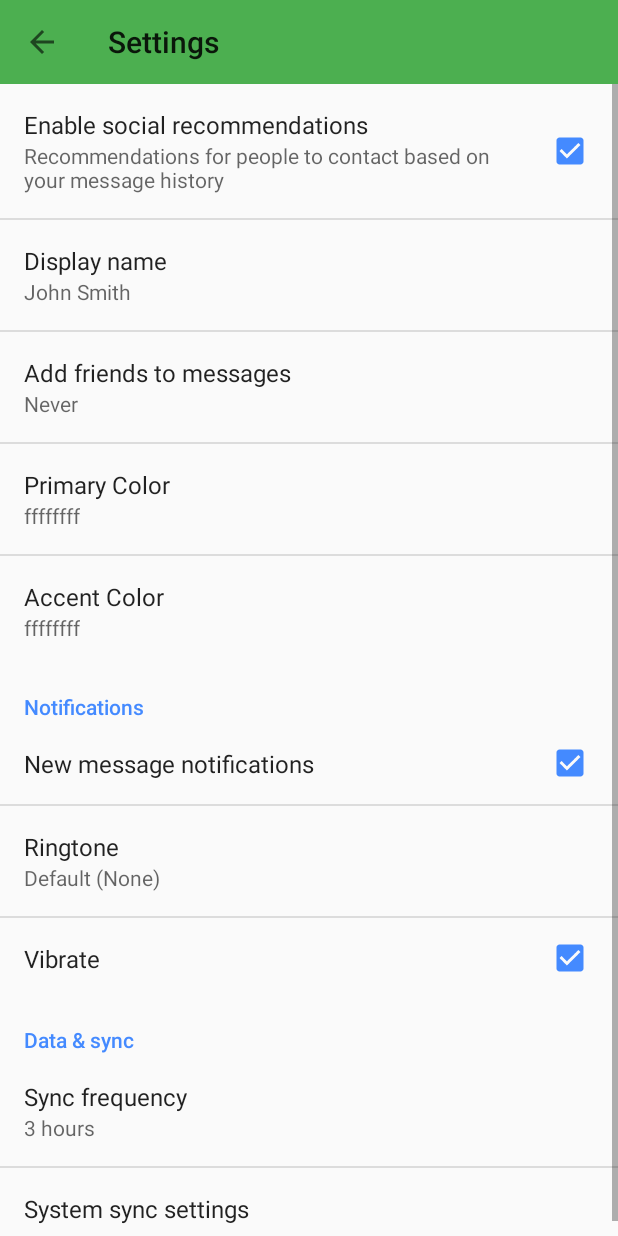
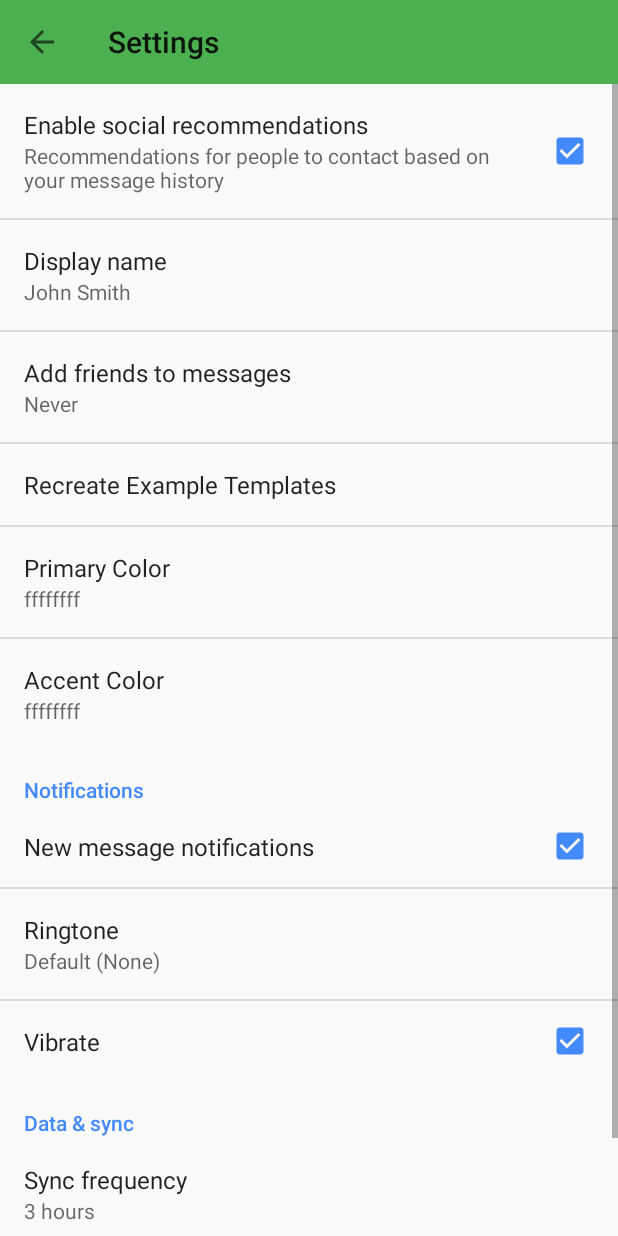
Before and after one commit to dallinski/MassText, an Android app: the screen it shows after launch (SettingsActivity), in the options menu, after a tap on "Settings", on a phone screen of 412 x 824 dp. Run offline under Robolectric (Android 15) with nearby library versions, the phone set to English and light mode, and no system bars; libraries missing offline, so code that uses them is left out: com.gc.materialdesign, com.getbase.floatingactionbutton, com.orm, net.danlew.android; 14 statements that could not run were skipped.

Commit message:
Example templates

```diff
--- a/app/src/main/AndroidManifest.xml
+++ b/app/src/main/AndroidManifest.xml
@@ -5,6 +5,7 @@
     <uses-permission android:name="android.permission.GET_ACCOUNTS" />
     <uses-permission android:name="android.permission.READ_CONTACTS" />
     <uses-permission android:name="android.permission.SEND_SMS" />
+    <uses-permission android:name="com.android.vending.BILLING" />
 
     <application
         android:name="com.orm.SugarApp"
--- a/app/src/main/java/com/dallinc/masstexter/SettingsActivity.java
+++ b/app/src/main/java/com/dallinc/masstexter/SettingsActivity.java
@@ -24,9 +24,11 @@ import android.view.MenuItem;
 import android.support.v4.app.NavUtils;
 import android.view.View;
 import android.widget.LinearLayout;
+import android.widget.Toast;
 
 
 import com.dallinc.masstexter.R;
+import com.dallinc.masstexter.helpers.Constants;
 import com.gc.materialdesign.widgets.ColorSelector;
 
 import java.util.List;
@@ -109,6 +111,17 @@ public class SettingsActivity extends PreferenceActivity {
 
         final SharedPreferences customSharedPreference = PreferenceManager.getDefaultSharedPreferences(getBaseContext());
         final SharedPreferences.Editor editor = customSharedPreference.edit();
+
+        final Preference recreate_example_templates = findPreference("recreate_example_templates");
+        recreate_example_templates.setOnPreferenceClickListener(new Preference.OnPreferenceClickListener() {
+            @Override
+            public boolean onPreferenceClick(Preference preference) {
+                final SharedPreferences prefs = PreferenceManager.getDefaultSharedPreferences(getBaseContext());
+                prefs.edit().putBoolean(Constants.HAS_SEEN_EXAMPLE_TEMPLATE, false).commit();
+                Toast.makeText(getBaseContext(), "Example templates recreated!", Toast.LENGTH_SHORT).show();
+                return false;
+            }
+        });
 
         final Preference primary_color = findPreference("primary_color");
         primary_color.setOnPreferenceClickListener(new Preference.OnPreferenceClickListener() {
--- a/app/src/main/java/com/dallinc/masstexter/TemplatesFragment.java
+++ b/app/src/main/java/com/dallinc/masstexter/TemplatesFragment.java
@@ -3,7 +3,10 @@ package com.dallinc.masstexter;
 import android.app.AlertDialog;
 import android.content.DialogInterface;
 import android.content.Intent;
+import android.content.SharedPreferences;
+import android.content.pm.PackageManager;
 import android.os.Bundle;
+import android.preference.PreferenceManager;
 import android.support.v4.app.Fragment;
 import android.support.v7.widget.LinearLayoutManager;
 import android.support.v7.widget.RecyclerView;
@@ -14,6 +17,7 @@ import android.view.ViewGroup;
 import android.widget.ImageView;
 import android.widget.TextView;
 
+import com.dallinc.masstexter.helpers.Constants;
 import com.dallinc.masstexter.models.Template;
 import com.dallinc.masstexter.templates.EditTemplate;
 import com.getbase.floatingactionbutton.FloatingActionButton;
@@ -62,6 +66,24 @@ public class TemplatesFragment extends Fragment {
             }
         });
 
+        final SharedPreferences prefs = PreferenceManager.getDefaultSharedPreferences(getActivity().getBaseContext());
+        boolean hasSeenExample = prefs.getBoolean(Constants.HAS_SEEN_EXAMPLE_TEMPLATE, false);
+        if(!hasSeenExample) {
+            Template example1 = Constants.getExample1();
+            example1.save();
+            templates.add(example1);
+            Template example2 = Constants.getExample2();
+            example2.save();
+            templates.add(example2);
+            Template example3 = Constants.getExample3();
+            example3.save();
+            templates.add(example3);
+            Template example4 = Constants.getExample4();
+            example4.save();
+            templates.add(example4);
+            prefs.edit().putBoolean(Constants.HAS_SEEN_EXAMPLE_TEMPLATE, true).commit();
+        }
+
         FloatingActionButton clickButton = (FloatingActionButton) rootView.findViewById(R.id.buttonCreateTemplate);
         clickButton.setOnClickListener( new View.OnClickListener() {
 
@@ -86,20 +108,20 @@ public class TemplatesFragment extends Fragment {
 
     public class TemplateAdapter extends RecyclerView.Adapter<TemplateAdapter.TemplateViewHolder> {
 
-        private List<Template> templateList;
+        private List<Template> objects;
 
-        public TemplateAdapter(List<Template> templateList) {
-            this.templateList = templateList;
+        public TemplateAdapter(List<Template> objects) {
+            this.objects = objects;
         }
 
         @Override
         public int getItemCount() {
-            return templateList.size();
+            return objects.size();
         }
 
         @Override
         public void onBindViewHolder(final TemplateViewHolder TemplateViewHolder, int i) {
-            final Template template = templateList.get(i);
+            final Template template = objects.get(i);
             TemplateViewHolder.vTitle.setText(template.title);
             String body = template.body;
             template.buildArrayListFromString();
@@ -125,7 +147,7 @@ public class TemplatesFragment extends Fragment {
                         @Override
                         public void onClick(DialogInterface dialog, int which) {
                             template.delete();
-                            templateList = templates = Template.listAll(Template.class);
+                            objects = templates = Template.listAll(Template.class);
                             notifyDataSetChanged();
                             dialog.dismiss();
                         }
--- a/app/src/main/java/com/dallinc/masstexter/helpers/Constants.java
+++ b/app/src/main/java/com/dallinc/masstexter/helpers/Constants.java
@@ -1,4 +1,8 @@
 package com.dallinc.masstexter.helpers;
+
+import com.dallinc.masstexter.models.Template;
+
+import java.util.ArrayList;
 
 /**
  * Created by dallin on 2/6/15.
@@ -19,6 +23,7 @@ public abstract class Constants {
     public static final String EXTRA_MESSAGE_ID= "com.dallinc.masstexter.extra.MESSAGE_ID";
     public static final String EXTRA_SEND_SMS_RESULT = "com.dallinc.masstexter.extra.SEND_SMS_RESULT";
     public static final String EXTRA_DELAY_MILLIS = "com.dallinc.masstexter.extra.DELAY_MILLIS";
+    public static final String HAS_SEEN_EXAMPLE_TEMPLATE = "com.dallinc.masstexter.preference.HAS_SEEN_EXAMPLE_TEMPLATE";
 
     public static boolean contains(String[] vars, String var) {
         for(String v : vars) {
@@ -28,4 +33,46 @@ public abstract class Constants {
         }
         return false;
     }
+
+    public static final String EXAMPLE_TEMPLATE_1_TITLE = "Template Instructions";
+    public static final String EXAMPLE_TEMPLATE_1_BODY = "Templates are really useful, but only if you know how to use them to their fullest.\n\nTemplates are mostly useful when you are sending the same basic message every day/week/month/etc.\n\nTemplates are saved so that you don't have to type up a new message each time.";
+    public static final ArrayList<String> EXAMPLE_TEMPLATE_1_VARIABLES() {
+        return new ArrayList<String>();
+    }
+    public static final Template getExample1() {
+        return new Template(EXAMPLE_TEMPLATE_1_TITLE, EXAMPLE_TEMPLATE_1_BODY, EXAMPLE_TEMPLATE_1_VARIABLES());
+    }
+    public static final String EXAMPLE_TEMPLATE_2_TITLE = "How to use variables 1";
+    public static final String EXAMPLE_TEMPLATE_2_BODY = "When you are editing a template (and your cursor is in the body field), a button will appear in the top right portion of the screen next to the save button.\n\nThat button is used to insert variables.\n\nPlace your cursor where you would like a variable, then hit the button and select a variable.\n\nVariables look like this (¬) once inserted.";
+    public static final ArrayList<String> EXAMPLE_TEMPLATE_2_VARIABLES() {
+        ArrayList<String> vars = new ArrayList<String>();
+        vars.add("date");
+        return vars;
+    }
+    public static final Template getExample2() {
+        return new Template(EXAMPLE_TEMPLATE_2_TITLE, EXAMPLE_TEMPLATE_2_BODY, EXAMPLE_TEMPLATE_2_VARIABLES());
+    }
+    public static final String EXAMPLE_TEMPLATE_3_TITLE = "How to use variables 2";
+    public static final String EXAMPLE_TEMPLATE_3_BODY = "You will \"fill in the blank\" when you send a message using that template.\n\nFor example: if I were to send a message using this template, I would be prompted to select a date to go here (¬) before I could send the message.";
+    public static final ArrayList<String> EXAMPLE_TEMPLATE_3_VARIABLES() {
+        ArrayList<String> vars = new ArrayList<String>();
+        vars.add("date");
+        return vars;
+    }
+    public static final Template getExample3() {
+        return new Template(EXAMPLE_TEMPLATE_3_TITLE, EXAMPLE_TEMPLATE_3_BODY, EXAMPLE_TEMPLATE_3_VARIABLES());
+    }
+    public static final String EXAMPLE_TEMPLATE_4_TITLE = "Basketball Group";
+    public static final String EXAMPLE_TEMPLATE_4_BODY = "Hey ¬, we're going to be playing basketball on ¬ at ¬. See you there at ¬!";
+    public static final ArrayList<String> EXAMPLE_TEMPLATE_4_VARIABLES() {
+        ArrayList<String> vars = new ArrayList<String>();
+        vars.add("first name");
+        vars.add("day of the week");
+        vars.add("location");
+        vars.add("time");
+        return vars;
+    }
+    public static final Template getExample4() {
+        return new Template(EXAMPLE_TEMPLATE_4_TITLE, EXAMPLE_TEMPLATE_4_BODY, EXAMPLE_TEMPLATE_4_VARIABLES());
+    }
 }
--- a/app/src/main/res/xml/pref_general.xml
+++ b/app/src/main/res/xml/pref_general.xml
@@ -31,6 +31,11 @@
         android:positiveButtonText="@null" />
 
     <Preference
+        android:key="recreate_example_templates"
+        android:title="Recreate Example Templates"
+        android:enabled="true" />
+
+    <Preference
         android:key="primary_color"
         android:title="@string/select_color_primary"
         android:enabled="true" />
```
